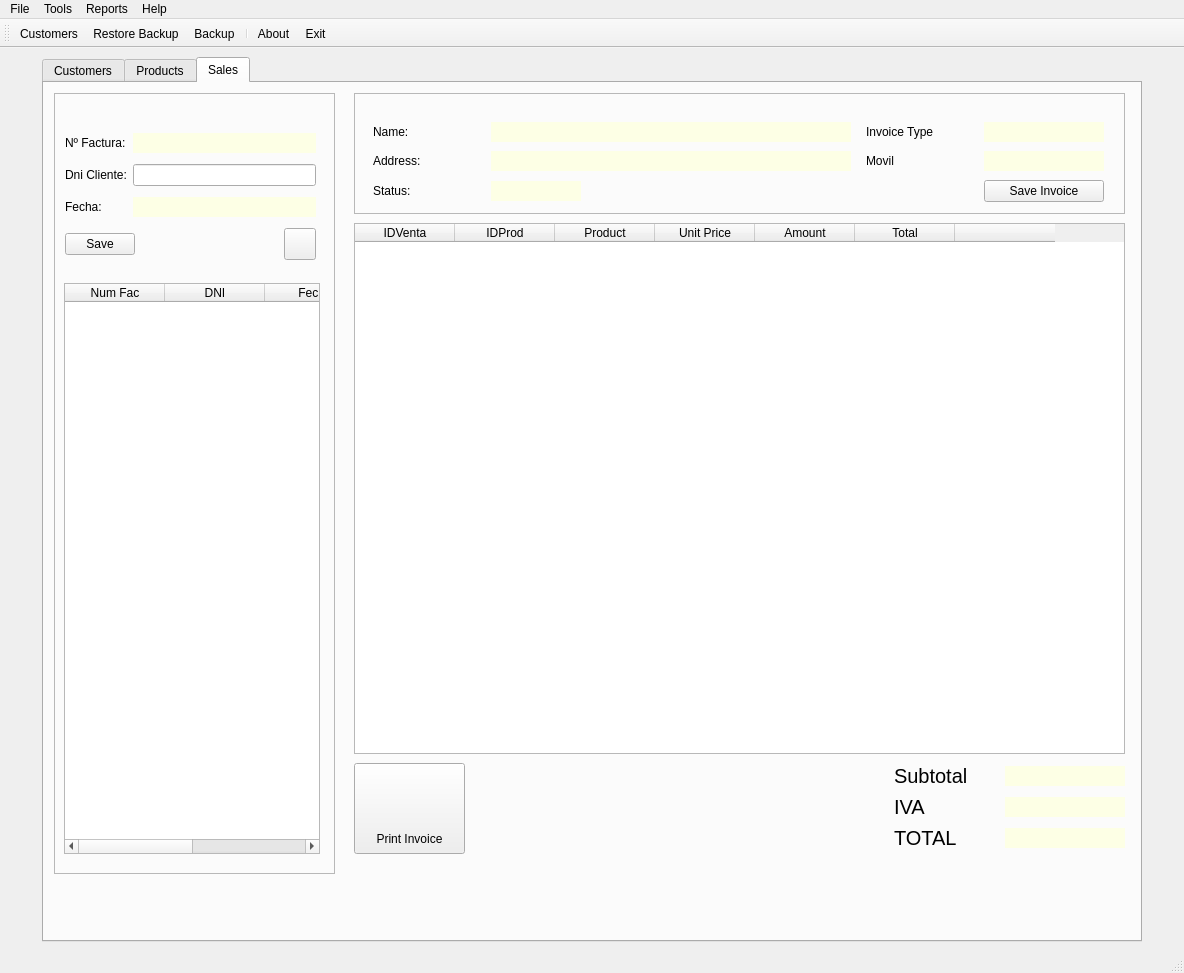
This is templates/window.ui in WDJohanWD/DesktopApp as Qt 5 draws it before an edit. The edited form follows.
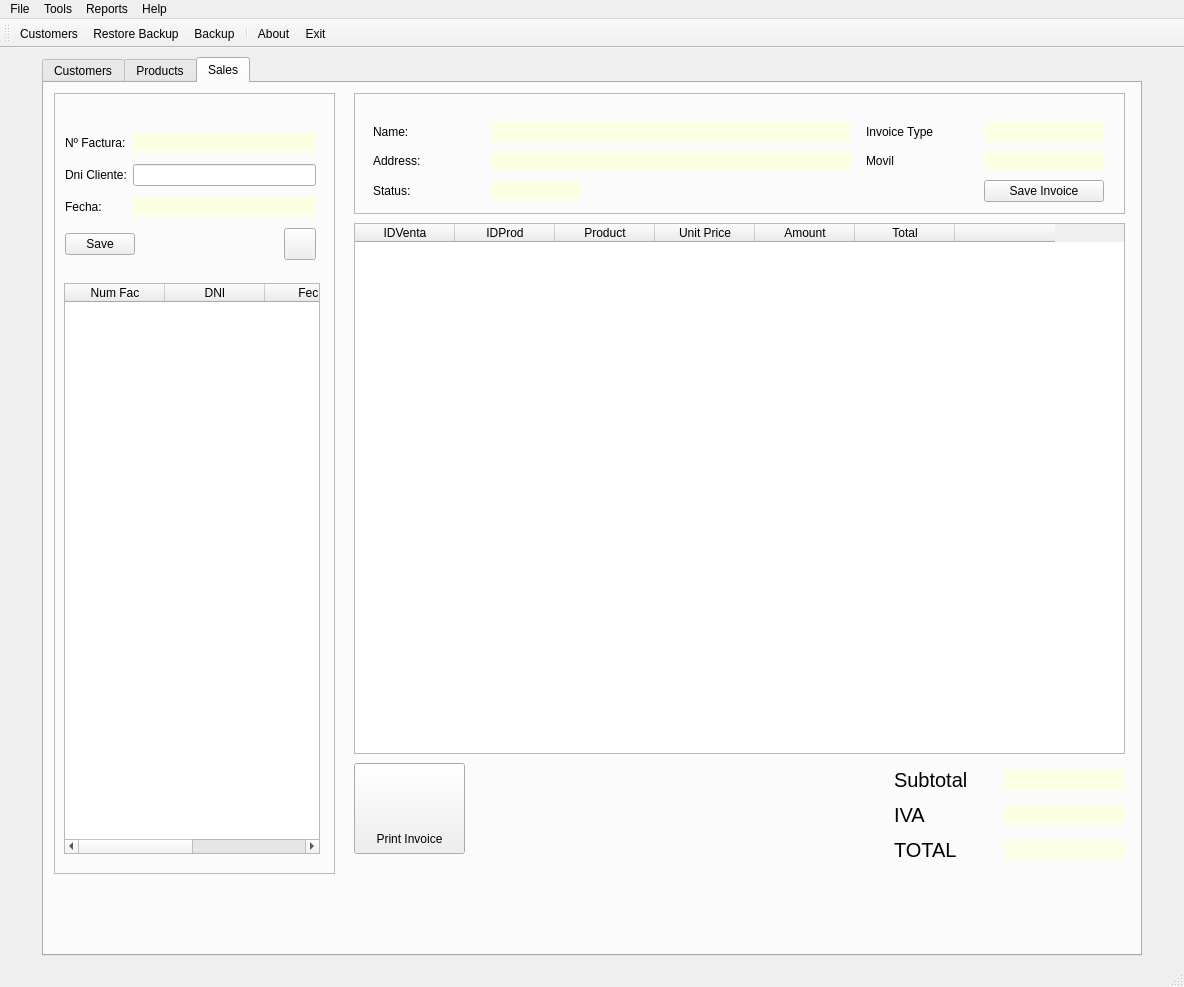
This is the edited form. The open tabs and pages were chosen to show the change. Icons and pictures are not drawn.

The edit to the form file:
```diff
--- a/templates/window.ui
+++ b/templates/window.ui
@@ -10,7 +10,7 @@
     <x>0</x>
     <y>0</y>
     <width>1184</width>
-    <height>973</height>
+    <height>987</height>
    </rect>
   </property>
   <property name="windowTitle">
@@ -1711,7 +1711,7 @@
           <x>850</x>
           <y>680</y>
           <width>231</width>
-          <height>91</height>
+          <height>106</height>
          </rect>
         </property>
         <layout class="QGridLayout" name="gridLayout_6">
```
Left out of the diff: 18 changed lines with no effect on the pictures.
